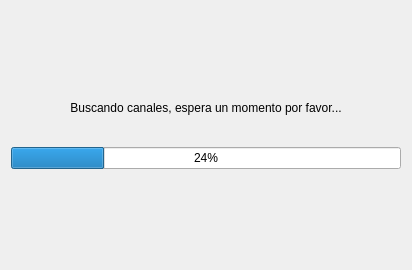
The window that src/ui/scan_channels.ui (HuayraLinux/huayra-tda) describes before a commit, drawn with Qt 5.
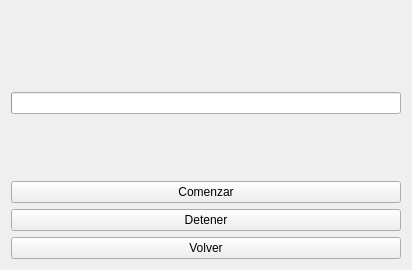
The same window after the commit.

Commit message: Avances scan de canales

The edit to the form file:
```diff
--- a/src/ui/scan_channels.ui
+++ b/src/ui/scan_channels.ui
@@ -30,7 +30,7 @@
    <item>
     <widget class="QLabel" name="label">
      <property name="text">
-      <string>Buscando canales, espera un momento por favor...</string>
+      <string/>
      </property>
      <property name="alignment">
       <set>Qt::AlignCenter</set>
@@ -53,7 +53,16 @@
    <item>
     <widget class="QProgressBar" name="progressBar">
      <property name="value">
-      <number>24</number>
+      <number>0</number>
+     </property>
+     <property name="textVisible">
+      <bool>false</bool>
+     </property>
+     <property name="invertedAppearance">
+      <bool>false</bool>
+     </property>
+     <property name="format">
+      <string/>
      </property>
     </widget>
    </item>
@@ -70,6 +79,27 @@
      </property>
     </spacer>
    </item>
+   <item>
+    <widget class="QPushButton" name="btnScan">
+     <property name="text">
+      <string>Comenzar</string>
+     </property>
+    </widget>
+   </item>
+   <item>
+    <widget class="QPushButton" name="btnStop">
+     <property name="text">
+      <string>Detener</string>
+     </property>
+    </widget>
+   </item>
+   <item>
+    <widget class="QPushButton" name="btnBack">
+     <property name="text">
+      <string>Volver</string>
+     </property>
+    </widget>
+   </item>
   </layout>
  </widget>
  <resources/>
```
Left out of the diff: 6 changed lines with no effect on the pictures. The commit also changes 6 other files.
